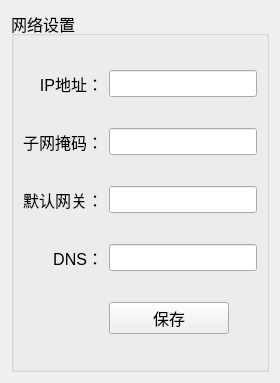
Old version of the form BusBar-Qt/setting/setsystem/netsettingdlg.ui in the repository luozhiyong131/BusBar.
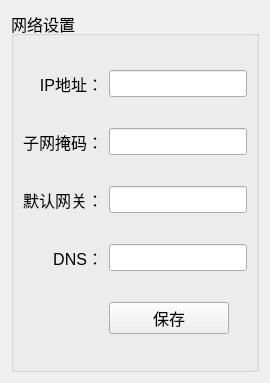
New version of the form.

```diff
--- a/BusBar-Qt/setting/setsystem/netsettingdlg.ui
+++ b/BusBar-Qt/setting/setsystem/netsettingdlg.ui
@@ -6,7 +6,7 @@
    <rect>
     <x>0</x>
     <y>0</y>
-    <width>280</width>
+    <width>270</width>
     <height>383</height>
    </rect>
   </property>
```
